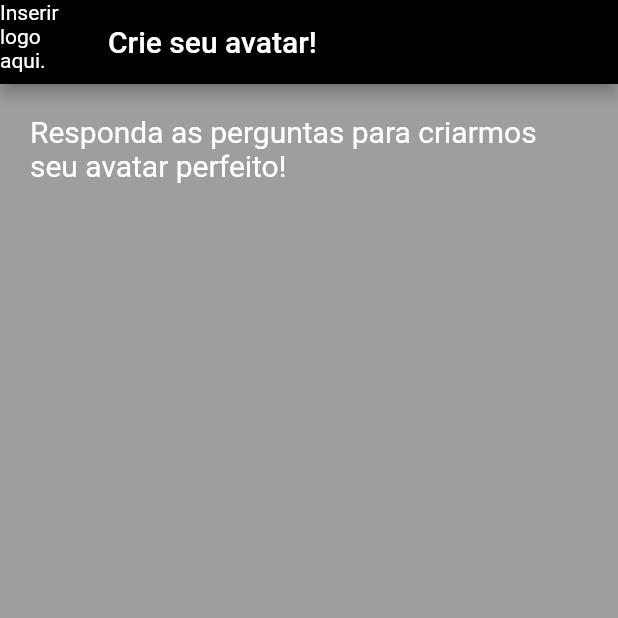
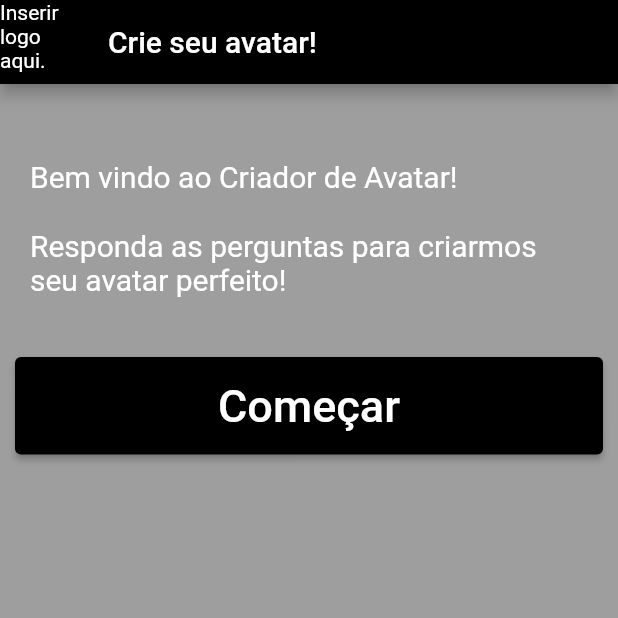
Before and after one commit to Cereser01/Criador-de-Avatar, a Flutter app: the screen it shows after launch, on a phone screen of 412 x 824 dp, the top half of it. Run offline on Flutter 3.47's test engine with Material 2 defaults, Android fonts, the light colour scheme and no system bars.

Commit message:
Inserida primeira pergunta

```diff
--- a/N2_Desenvolvimento_Mobile/lib/seletor.dart
+++ b/N2_Desenvolvimento_Mobile/lib/seletor.dart
@@ -1,4 +1,5 @@
 import 'package:flutter/material.dart';
+import 'package:n2_desenvolvimento_mobile/perguntor/tipocorpo.dart';
 import 'main.dart';
 
 class Seletor extends StatefulWidget{
@@ -25,9 +26,27 @@ class SeletorInstance extends State<Seletor> {
 
             Container(
               alignment: Alignment.center,
-              padding: const EdgeInsets.all(10),
-              child: const Text("Responda as perguntas para criarmos seu avatar perfeito!",style: TextStyle(fontSize: 20)),
+              padding: const EdgeInsets.only(top: 40, left: 10, right: 10),
+              child: const Text(
+                  "Bem vindo ao Criador de Avatar!\n\nResponda as perguntas para criarmos seu avatar perfeito!",
+                  style: TextStyle(fontSize: 20)),
             ),
+
+            Container(
+              padding: const EdgeInsets.only(top: 40),
+              child: ElevatedButton(
+                style: ButtonStyle(backgroundColor: MaterialStateProperty.all(color2)),
+                child: const Padding(padding: EdgeInsets.all(15), child: Text(
+                  "Começar",
+                  style: TextStyle(fontSize: 30),),),
+                onPressed: () {
+                  Navigator.push(
+                      context,
+                      MaterialPageRoute(builder: (context) => TipoCorpo())
+                  );
+                },
+              ),
+            )
 
           ], // children
         ),
```
Also changed, not shown: N2_Desenvolvimento_Mobile/lib/perguntor/tipocorpo.dart (added, +39 -0 lines), N2_Desenvolvimento_Mobile/lib/main.dart (line endings or trailing spaces).
